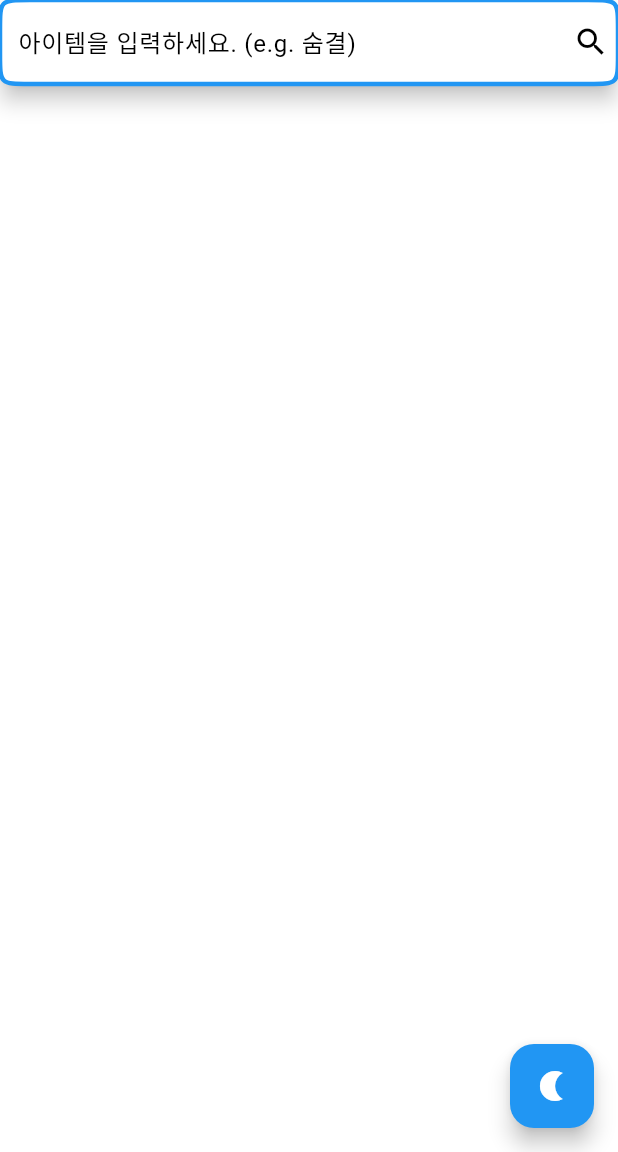
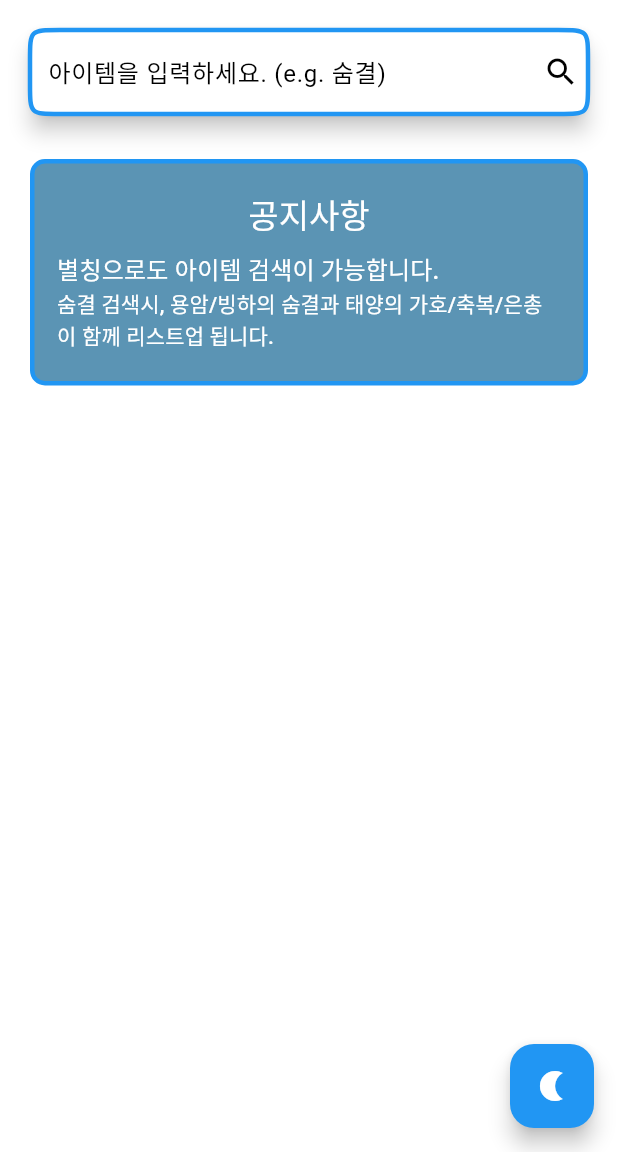
Before and after one commit to augusstt06/loa_market, a Flutter app: the screen it shows after launch, on a phone screen of 412 x 824 dp, the part 84-1236 px from its top. Run offline on Flutter 3.47's test engine with Material 3 defaults, Android fonts, the phone set to English and light mode, and no system bars; our stand-ins replace flutter_dotenv, gap, google_fonts; Roboto replaces fonts that are missing (Sunflower).

Commit message:
add: development announce ment

```diff
--- a/lib/screens/home_screen.dart
+++ b/lib/screens/home_screen.dart
@@ -1,4 +1,5 @@
 import 'package:flutter/material.dart';
+import 'package:loa_market/widgets/announce.dart';
 import 'package:loa_market/widgets/search_widget.dart';
 
 class HomeScreen extends StatefulWidget {
@@ -22,7 +23,15 @@ class _HomeScreenState extends State<HomeScreen> {
       ),
       body: Column(
         children: [
-          SearchWidget(),
+          Padding(
+            padding: const EdgeInsets.all(20),
+            child: SearchWidget(),
+          ),
+          Row(
+            children: [
+              Expanded(child: Announce()),
+            ],
+          ),
         ],
       ),
       floatingActionButton: FloatingActionButton(
--- /dev/null
+++ b/lib/widgets/announce.dart
@@ -0,0 +1,54 @@
+import 'package:flutter/material.dart';
+import 'package:gap/gap.dart';
+
+class Announce extends StatelessWidget {
+  const Announce({super.key});
+
+  @override
+  Widget build(BuildContext context) {
+    return Padding(
+      padding: const EdgeInsets.symmetric(horizontal: 20, vertical: 10),
+      child: Expanded(
+        child: Container(
+          decoration: BoxDecoration(
+            color: Theme.of(context).colorScheme.secondary,
+            borderRadius: BorderRadius.circular(10),
+            border: Border.all(
+              color: Theme.of(context).colorScheme.primary,
+              width: 3,
+            ),
+          ),
+          child: Padding(
+            padding: const EdgeInsets.symmetric(vertical: 20, horizontal: 15),
+            child: Column(
+              crossAxisAlignment: CrossAxisAlignment.start,
+              children: [
+                Center(
+                  child: Text(
+                    '공지사항',
+                    style: Theme.of(context).textTheme.titleLarge?.copyWith(
+                          color: Colors.white,
+                        ),
+                  ),
+                ),
+                const Gap(10),
+                Text(
+                  '별칭으로도 아이템 검색이 가능합니다.',
+                  style: Theme.of(context).textTheme.titleMedium?.copyWith(
+                        color: Colors.white,
+                      ),
+                ),
+                Text(
+                  '숨결 검색시, 용암/빙하의 숨결과 태양의 가호/축복/은총이 함께 리스트업 됩니다.',
+                  style: Theme.of(context).textTheme.titleSmall?.copyWith(
+                        color: Colors.white,
+                      ),
+                ),
+              ],
+            ),
+          ),
+        ),
+      ),
+    );
+  }
+}
--- a/pubspec.yaml
+++ b/pubspec.yaml
@@ -14,6 +14,7 @@ dependencies:
   cupertino_icons: ^1.0.8
   flutter_dotenv: ^5.2.1
   google_fonts: ^6.2.1
+  gap: ^3.0.1
 
 dev_dependencies:
   flutter_test:
```
Also changed, not shown: pubspec.lock.
